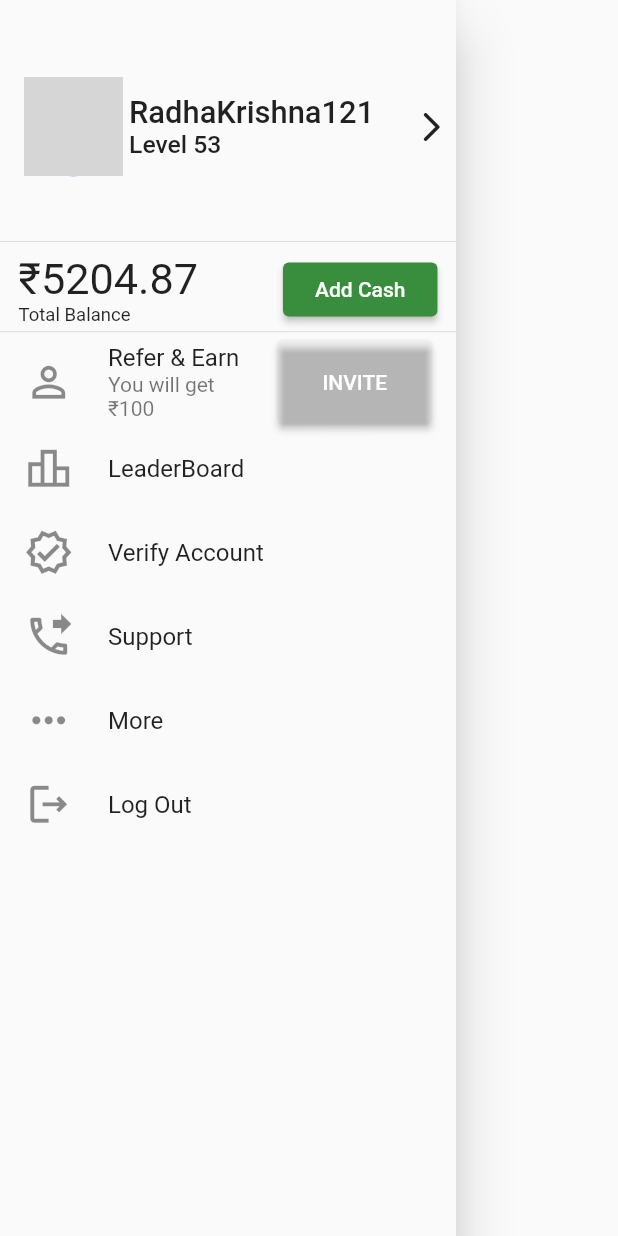
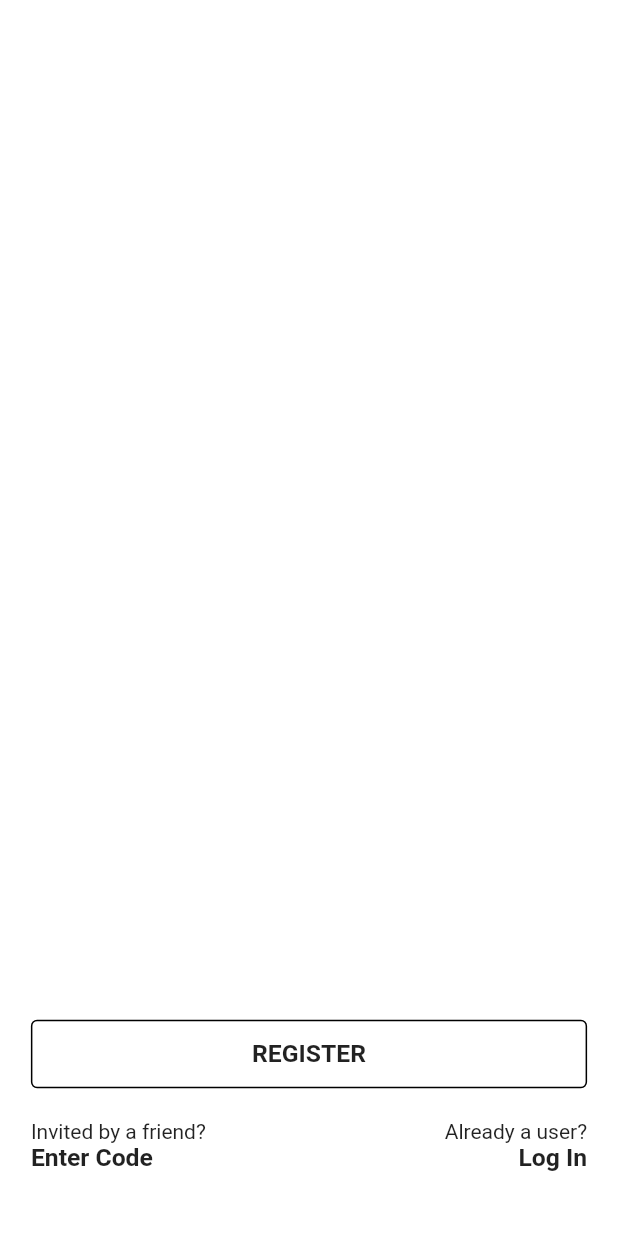
Before and after one commit to kapilkumar2001/fantasy-app, a Flutter app: the HomeDrawer widget shown alone on an empty page, opened directly, after a tap on "Log Out", on a phone screen of 412 x 824 dp. Run offline on Flutter 3.47's test engine with Material 2 defaults, Android fonts, the phone set to English and light mode, and no system bars; grey boxes are pictures that could not be loaded.

Commit message:
onboarding screens added

```diff
--- a/lib/main.dart
+++ b/lib/main.dart
@@ -1,3 +1,4 @@
+import 'package:create11/views/screens/onboarding/onboarding_page.dart';
 import 'package:create11/views/screens/others/dashboard.dart';
 import 'package:flutter/material.dart';
 
@@ -14,7 +15,7 @@ class MyApp extends StatelessWidget {
       theme: ThemeData(
         primarySwatch: Colors.blue,
       ),
-      home: const DashBoard(),
+      home: const OnboardingPage(),
       debugShowCheckedModeBanner: false,
     );
   }
--- a/lib/views/screens/home/drawer.dart
+++ b/lib/views/screens/home/drawer.dart
@@ -1,4 +1,5 @@
 import 'package:create11/views/screens/home/profile.dart';
+import 'package:create11/views/screens/onboarding/onboarding_page.dart';
 import 'package:flutter/material.dart';
 
 class HomeDrawer extends StatefulWidget {
@@ -144,7 +145,12 @@ class _HomeDrawerState extends State<HomeDrawer> {
         ),
         ListTile(
           title: const Text('Log Out'),
-          onTap: () {},
+          onTap: () {
+            Navigator.push(
+              context,
+              MaterialPageRoute(builder: (context) => const OnboardingPage()),
+            );
+          },
           leading: Icon(Icons.logout_outlined, size: deviceHeight * 4),
         ),
       ]),
--- /dev/null
+++ b/lib/views/screens/onboarding/onboarding_page.dart
@@ -0,0 +1,102 @@
+import 'package:create11/views/screens/onboarding/login_screen.dart';
+import 'package:create11/views/screens/onboarding/register_screen.dart';
+import 'package:flutter/material.dart';
+
+class OnboardingPage extends StatefulWidget {
+  const OnboardingPage({Key? key}) : super(key: key);
+
+  @override
+  State<OnboardingPage> createState() => _OnboardingPageState();
+}
+
+class _OnboardingPageState extends State<OnboardingPage> {
+  @override
+  Widget build(BuildContext context) {
+    double? deviceHeight = MediaQuery.of(context).size.height / 100;
+    double? deviceWidth = MediaQuery.of(context).size.width / 100;
+    return Scaffold(
+      backgroundColor: Colors.white,
+      body: SingleChildScrollView(
+        child: Column(
+          children: [
+            SizedBox(
+              height: deviceHeight * 80,
+            ),
+            Padding(
+              padding: EdgeInsets.all(deviceWidth * 5),
+              child: InkWell(
+                onTap: () {
+                  Navigator.push(
+                    context,
+                    MaterialPageRoute(
+                        builder: (context) => const RegisterScreen()),
+                  );
+                },
+                child: Container(
+                  width: deviceWidth * 90,
+                  decoration: BoxDecoration(
+                      border: Border.all(),
+                      borderRadius:
+                          BorderRadius.all(Radius.circular(deviceWidth * 1))),
+                  child: Padding(
+                    padding: EdgeInsets.all(deviceWidth * 3),
+                    child: Text(
+                      "REGISTER",
+                      textAlign: TextAlign.center,
+                      style: TextStyle(
+                          fontSize: deviceWidth * 4,
+                          fontWeight: FontWeight.bold),
+                    ),
+                  ),
+                ),
+              ),
+            ),
+            Padding(
+              padding: EdgeInsets.symmetric(horizontal: deviceWidth * 5),
+              child: Row(
+                mainAxisAlignment: MainAxisAlignment.spaceBetween,
+                children: [
+                  Column(
+                    crossAxisAlignment: CrossAxisAlignment.start,
+                    children: [
+                      const Text(
+                        "Invited by a friend?",
+                      ),
+                      Text(
+                        "Enter Code",
+                        style: TextStyle(
+                            fontSize: deviceWidth * 4,
+                            fontWeight: FontWeight.bold),
+                      ),
+                    ],
+                  ),
+                  Column(
+                    crossAxisAlignment: CrossAxisAlignment.end,
+                    children: [
+                      const Text("Already a user?"),
+                      InkWell(
+                        onTap: () {
+                          Navigator.push(
+                            context,
+                            MaterialPageRoute(
+                                builder: (context) => const LoginScreen()),
+                          );
+                        },
+                        child: Text(
+                          "Log In",
+                          style: TextStyle(
+                              fontSize: deviceWidth * 4,
+                              fontWeight: FontWeight.bold),
+                        ),
+                      ),
+                    ],
+                  )
+                ],
+              ),
+            )
+          ],
+        ),
+      ),
+    );
+  }
+}
```
Also changed, not shown: lib/views/screens/onboarding/login_screen.dart (added, +144 -0 lines), lib/views/screens/onboarding/otp_screen.dart (added, +124 -0 lines), lib/views/screens/onboarding/register_screen.dart (added, +159 -0 lines).
